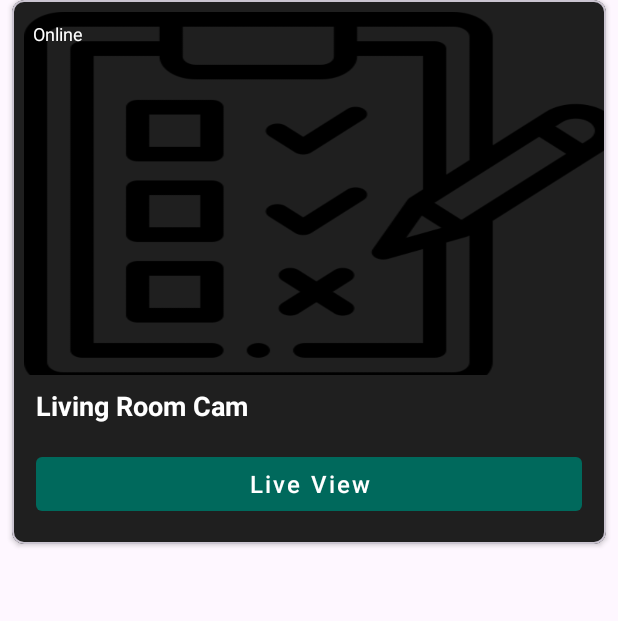
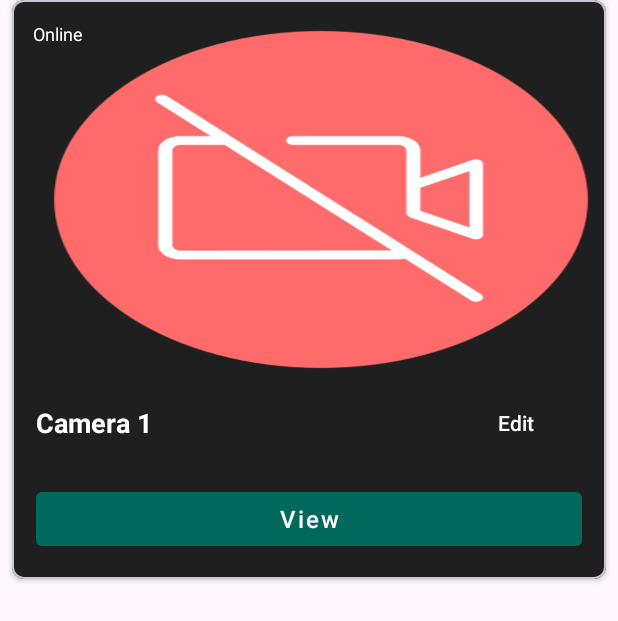
Before and after one commit to IhsSpotlight/Sentinel-Security-App, an Android app built with Jetpack Compose: the layout item_camera_card.xml on its own in the app's theme, with its tools: preview values and no code run, on a phone screen of 412 x 824 dp. Shown: the top 621 px of the screen. Run offline under Robolectric (Android 15) with nearby library versions, the phone set to English and light mode, and no system bars.

Commit message:
added the Camera name edit button

```diff
--- a/app/src/main/java/com/example/sentinel/Apiservice.kt
+++ b/app/src/main/java/com/example/sentinel/Apiservice.kt
@@ -9,7 +9,8 @@ data class Alert(
     val id: Int,
     val timestamp: String,
     val image_url: String,
-    val cameraid: String
+    val cameraid: String,
+    var cameraName: String = "Local"
 )
 
 interface ApiService {
--- a/app/src/main/res/layout/item_camera_card.xml
+++ b/app/src/main/res/layout/item_camera_card.xml
@@ -33,7 +33,7 @@
                 android:layout_height="wrap_content"
                 android:layout_marginStart="8dp"
                 android:layout_marginTop="8dp"
-                android:background="@drawable/checklist"
+                android:background="@drawable/videocamoff"
                 android:padding="6dp"
                 android:text="Online"
                 android:textColor="@android:color/white"
@@ -42,17 +42,56 @@
                 app:layout_constraintTop_toTopOf="parent" />
         </androidx.constraintlayout.widget.ConstraintLayout>
 
-        <TextView
-            android:id="@+id/camera_name"
+        <!-- Camera name + edit button -->
+        <LinearLayout
             android:layout_width="match_parent"
             android:layout_height="wrap_content"
+            android:orientation="horizontal"
+            android:gravity="center_vertical"
             android:paddingStart="16dp"
-            android:paddingTop="8dp"
             android:paddingEnd="16dp"
-            android:text="Living Room Cam"
-            android:textColor="@android:color/white"
-            android:textSize="18sp"
-            android:textStyle="bold" />
+            android:paddingTop="8dp">
+
+            <TextView
+                android:id="@+id/camera_name"
+                android:layout_width="0dp"
+                android:layout_height="wrap_content"
+                android:layout_weight="1"
+                android:text="Camera 1"
+                android:textColor="@android:color/white"
+                android:textSize="18sp"
+                android:textStyle="bold" />
+            <com.google.android.material.button.MaterialButton
+
+            android:id="@+id/btn_edit_camera_name"
+                android:layout_width="wrap_content"
+                android:layout_height="wrap_content"
+                android:text="Edit"
+                android:backgroundTint="#00695C"
+                android:background="?attr/selectableItemBackgroundBorderless"
+                android:contentDescription="Edit camera name" />
+
+        </LinearLayout>
+
+        <!-- Hidden input for editing/adding -->
+        <com.google.android.material.textfield.TextInputLayout
+            android:id="@+id/camera_name_input_layout"
+            style="@style/Widget.MaterialComponents.TextInputLayout.OutlinedBox"
+            android:layout_width="match_parent"
+            android:layout_height="wrap_content"
+            android:layout_marginStart="16dp"
+            android:layout_marginEnd="16dp"
+            android:visibility="gone"
+            app:hintTextColor="@color/white">
+
+            <com.google.android.material.textfield.TextInputEditText
+                android:id="@+id/input_camera_name"
+                android:layout_width="match_parent"
+                android:layout_height="wrap_content"
+                android:hint="Enter camera name"
+                android:textColor="@android:color/white"
+                android:inputType="text" />
+        </com.google.android.material.textfield.TextInputLayout>
 
         <com.google.android.material.button.MaterialButton
             android:id="@+id/btn_live_view"
@@ -60,7 +99,7 @@
             android:layout_width="match_parent"
             android:layout_height="wrap_content"
             android:layout_margin="16dp"
-            android:text="Live View"
+            android:text="View"
             android:textAllCaps="false"
             android:textColor="@android:color/white"
             android:textSize="16sp"
```
Also changed, not shown: app/src/main/java/com/example/sentinel/AlertAdapter.kt (+26 -24 lines), app/src/main/java/com/example/sentinel/MainActivity.kt (+59 -1 lines).
